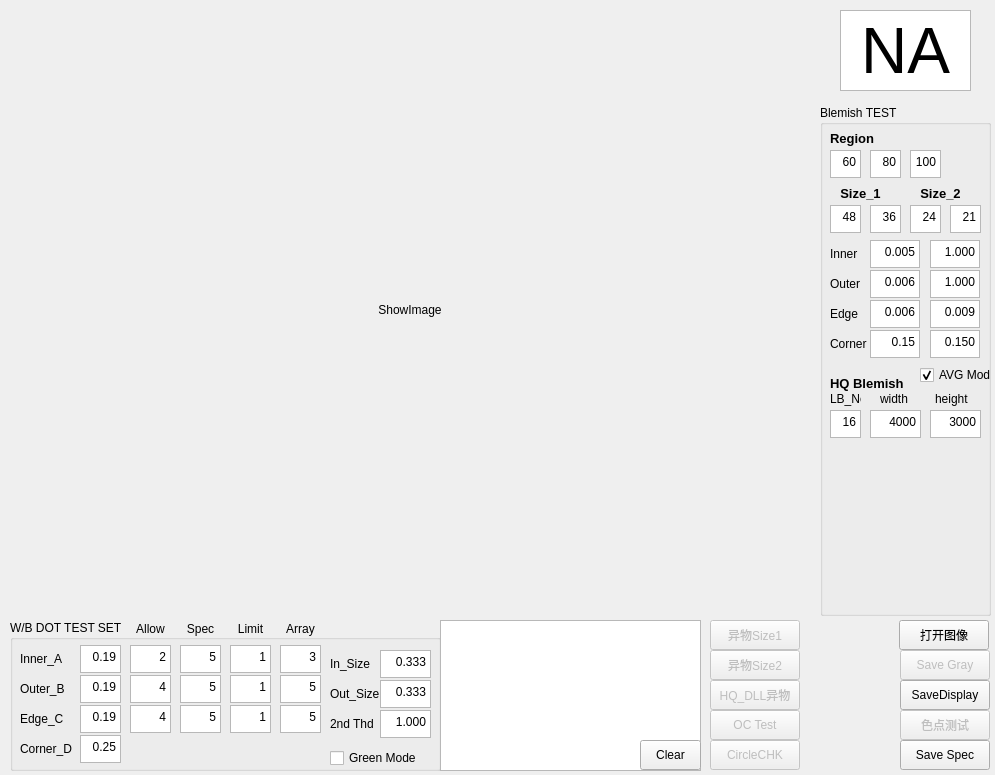
Before: the Qt Designer form BlemishV04/BlemishV04.ui in ybb0001/BlemishV04, drawn with Qt 5.
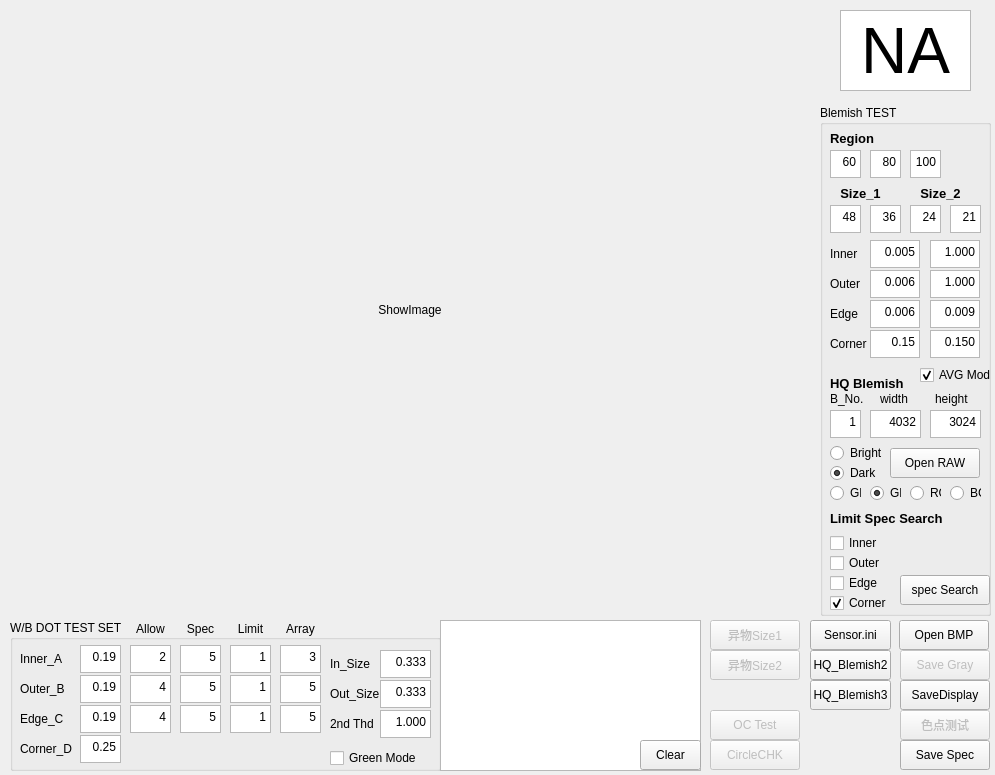
After: the same form once the commit is applied.

Commit message: HQ blemsih

The edit to the form file:
```diff
--- a/BlemishV04/BlemishV04.ui
+++ b/BlemishV04/BlemishV04.ui
@@ -2,6 +2,9 @@
 <ui version="4.0">
  <class>BlemishV04</class>
  <widget class="QWidget" name="BlemishV04">
+  <property name="enabled">
+   <bool>true</bool>
+  </property>
   <property name="geometry">
    <rect>
     <x>0</x>
@@ -26,7 +29,7 @@
     </rect>
    </property>
    <property name="text">
-    <string>打开图像</string>
+    <string>Open BMP</string>
    </property>
    <property name="checkable">
     <bool>false</bool>
@@ -992,7 +995,7 @@
 &lt;html&gt;&lt;head&gt;&lt;meta name=&quot;qrichtext&quot; content=&quot;1&quot; /&gt;&lt;style type=&quot;text/css&quot;&gt;
 p, li { white-space: pre-wrap; }
 &lt;/style&gt;&lt;/head&gt;&lt;body style=&quot; font-family:'SimSun'; font-size:9pt; font-weight:400; font-style:normal;&quot;&gt;
-&lt;p align=&quot;right&quot; style=&quot; margin-top:0px; margin-bottom:0px; margin-left:0px; margin-right:0px; -qt-block-indent:0; text-indent:0px;&quot;&gt;16&lt;/p&gt;&lt;/body&gt;&lt;/html&gt;</string>
+&lt;p align=&quot;right&quot; style=&quot; margin-top:0px; margin-bottom:0px; margin-left:0px; margin-right:0px; -qt-block-indent:0; text-indent:0px;&quot;&gt;1&lt;/p&gt;&lt;/body&gt;&lt;/html&gt;</string>
     </property>
    </widget>
    <widget class="QTextEdit" name="Size1_Height_3">
@@ -1043,7 +1046,7 @@
 &lt;html&gt;&lt;head&gt;&lt;meta name=&quot;qrichtext&quot; content=&quot;1&quot; /&gt;&lt;style type=&quot;text/css&quot;&gt;
 p, li { white-space: pre-wrap; }
 &lt;/style&gt;&lt;/head&gt;&lt;body style=&quot; font-family:'SimSun'; font-size:9pt; font-weight:400; font-style:normal;&quot;&gt;
-&lt;p align=&quot;right&quot; style=&quot; margin-top:0px; margin-bottom:0px; margin-left:0px; margin-right:0px; -qt-block-indent:0; text-indent:0px;&quot;&gt;4000&lt;/p&gt;&lt;/body&gt;&lt;/html&gt;</string>
+&lt;p align=&quot;right&quot; style=&quot; margin-top:0px; margin-bottom:0px; margin-left:0px; margin-right:0px; -qt-block-indent:0; text-indent:0px;&quot;&gt;4032&lt;/p&gt;&lt;/body&gt;&lt;/html&gt;</string>
     </property>
    </widget>
    <widget class="QTextEdit" name="Size1_Height_4">
@@ -1094,7 +1097,7 @@
 &lt;html&gt;&lt;head&gt;&lt;meta name=&quot;qrichtext&quot; content=&quot;1&quot; /&gt;&lt;style type=&quot;text/css&quot;&gt;
 p, li { white-space: pre-wrap; }
 &lt;/style&gt;&lt;/head&gt;&lt;body style=&quot; font-family:'SimSun'; font-size:9pt; font-weight:400; font-style:normal;&quot;&gt;
-&lt;p align=&quot;right&quot; style=&quot; margin-top:0px; margin-bottom:0px; margin-left:0px; margin-right:0px; -qt-block-indent:0; text-indent:0px;&quot;&gt;3000&lt;/p&gt;&lt;/body&gt;&lt;/html&gt;</string>
+&lt;p align=&quot;right&quot; style=&quot; margin-top:0px; margin-bottom:0px; margin-left:0px; margin-right:0px; -qt-block-indent:0; text-indent:0px;&quot;&gt;3024&lt;/p&gt;&lt;/body&gt;&lt;/html&gt;</string>
     </property>
    </widget>
    <widget class="QLabel" name="width_label">
@@ -1129,6 +1132,214 @@
      <bool>false</bool>
     </property>
    </widget>
+   <widget class="QRadioButton" name="Bright">
+    <property name="geometry">
+     <rect>
+      <x>10</x>
+      <y>340</y>
+      <width>61</width>
+      <height>16</height>
+     </rect>
+    </property>
+    <property name="text">
+     <string>Bright</string>
+    </property>
+    <attribute name="buttonGroup">
+     <string notr="true">buttonGroup</string>
+    </attribute>
+   </widget>
+   <widget class="QRadioButton" name="Dark">
+    <property name="geometry">
+     <rect>
+      <x>10</x>
+      <y>360</y>
+      <width>61</width>
+      <height>16</height>
+     </rect>
+    </property>
+    <property name="text">
+     <string>Dark</string>
+    </property>
+    <property name="checked">
+     <bool>true</bool>
+    </property>
+    <attribute name="buttonGroup">
+     <string notr="true">buttonGroup</string>
+    </attribute>
+   </widget>
+   <widget class="QRadioButton" name="GR">
+    <property name="geometry">
+     <rect>
+      <x>10</x>
+      <y>380</y>
+      <width>31</width>
+      <height>16</height>
+     </rect>
+    </property>
+    <property name="text">
+     <string>GR</string>
+    </property>
+    <property name="checked">
+     <bool>false</bool>
+    </property>
+    <attribute name="buttonGroup">
+     <string notr="true">buttonGroup_2</string>
+    </attribute>
+   </widget>
+   <widget class="QRadioButton" name="GB">
+    <property name="geometry">
+     <rect>
+      <x>50</x>
+      <y>380</y>
+      <width>31</width>
+      <height>16</height>
+     </rect>
+    </property>
+    <property name="text">
+     <string>GB</string>
+    </property>
+    <property name="checked">
+     <bool>true</bool>
+    </property>
+    <attribute name="buttonGroup">
+     <string notr="true">buttonGroup_2</string>
+    </attribute>
+   </widget>
+   <widget class="QRadioButton" name="RG">
+    <property name="geometry">
+     <rect>
+      <x>90</x>
+      <y>380</y>
+      <width>31</width>
+      <height>16</height>
+     </rect>
+    </property>
+    <property name="text">
+     <string>RG</string>
+    </property>
+    <attribute name="buttonGroup">
+     <string notr="true">buttonGroup_2</string>
+    </attribute>
+   </widget>
+   <widget class="QRadioButton" name="BG">
+    <property name="geometry">
+     <rect>
+      <x>130</x>
+      <y>380</y>
+      <width>31</width>
+      <height>16</height>
+     </rect>
+    </property>
+    <property name="text">
+     <string>BG</string>
+    </property>
+    <attribute name="buttonGroup">
+     <string notr="true">buttonGroup_2</string>
+    </attribute>
+   </widget>
+   <widget class="QPushButton" name="pushButton_open_raw">
+    <property name="geometry">
+     <rect>
+      <x>70</x>
+      <y>343</y>
+      <width>90</width>
+      <height>30</height>
+     </rect>
+    </property>
+    <property name="text">
+     <string>Open RAW</string>
+    </property>
+    <property name="checkable">
+     <bool>false</bool>
+    </property>
+   </widget>
+   <widget class="QLabel" name="label_18">
+    <property name="geometry">
+     <rect>
+      <x>10</x>
+      <y>400</y>
+      <width>151</width>
+      <height>28</height>
+     </rect>
+    </property>
+    <property name="text">
+     <string>&lt;html&gt;&lt;head/&gt;&lt;body&gt;&lt;p&gt;&lt;span style=&quot; font-size:10pt; font-weight:600;&quot;&gt;Limit Spec Search&lt;/span&gt;&lt;/p&gt;&lt;/body&gt;&lt;/html&gt;</string>
+    </property>
+    <property name="scaledContents">
+     <bool>false</bool>
+    </property>
+   </widget>
+   <widget class="QCheckBox" name="inner">
+    <property name="geometry">
+     <rect>
+      <x>10</x>
+      <y>430</y>
+      <width>51</width>
+      <height>16</height>
+     </rect>
+    </property>
+    <property name="text">
+     <string>Inner</string>
+    </property>
+   </widget>
+   <widget class="QCheckBox" name="outer">
+    <property name="geometry">
+     <rect>
+      <x>10</x>
+      <y>450</y>
+      <width>51</width>
+      <height>16</height>
+     </rect>
+    </property>
+    <property name="text">
+     <string>Outer</string>
+    </property>
+   </widget>
+   <widget class="QCheckBox" name="edge">
+    <property name="geometry">
+     <rect>
+      <x>10</x>
+      <y>470</y>
+      <width>51</width>
+      <height>16</height>
+     </rect>
+    </property>
+    <property name="text">
+     <string>Edge</string>
+    </property>
+   </widget>
+   <widget class="QCheckBox" name="corner">
+    <property name="geometry">
+     <rect>
+      <x>10</x>
+      <y>490</y>
+      <width>61</width>
+      <height>16</height>
+     </rect>
+    </property>
+    <property name="text">
+     <string>Corner</string>
+    </property>
+    <property name="checked">
+     <bool>true</bool>
+    </property>
+   </widget>
+   <widget class="QPushButton" name="pushButton_spec_search">
+    <property name="geometry">
+     <rect>
+      <x>80</x>
+      <y>470</y>
+      <width>90</width>
+      <height>30</height>
+     </rect>
+    </property>
+    <property name="text">
+     <string>spec Search</string>
+    </property>
+    <property name="checkable">
+     <bool>false</bool>
+    </property>
+   </widget>
   </widget>
   <widget class="QLabel" name="label_17">
    <property name="geometry">
@@ -1269,22 +1480,6 @@
     <string>异物Size2</string>
    </property>
   </widget>
-  <widget class="QPushButton" name="pushButton_HQ_Blemish">
-   <property name="enabled">
-    <bool>false</bool>
-   </property>
-   <property name="geometry">
-    <rect>
-     <x>710</x>
-     <y>680</y>
-     <width>90</width>
-     <height>30</height>
-    </rect>
-   </property>
-   <property name="text">
-    <string>HQ_DLL异物</string>
-   </property>
-  </widget>
   <widget class="QTextBrowser" name="log">
    <property name="geometry">
     <rect>
@@ -1386,17 +1581,74 @@
     <rect>
      <x>830</x>
      <y>385</y>
-     <width>31</width>
+     <width>41</width>
      <height>28</height>
     </rect>
    </property>
    <property name="text">
-    <string>LB_No</string>
+    <string>B_No.</string>
    </property>
    <property name="scaledContents">
     <bool>false</bool>
    </property>
   </widget>
+  <widget class="QPushButton" name="pushButton_HQ_Blemish_2">
+   <property name="enabled">
+    <bool>true</bool>
+   </property>
+   <property name="geometry">
+    <rect>
+     <x>810</x>
+     <y>650</y>
+     <width>81</width>
+     <height>30</height>
+    </rect>
+   </property>
+   <property name="text">
+    <string>HQ_Blemish2</string>
+   </property>
+   <property name="checkable">
+    <bool>false</bool>
+   </property>
+  </widget>
+  <widget class="QPushButton" name="pushButton_HQ_Blemish_3">
+   <property name="enabled">
+    <bool>true</bool>
+   </property>
+   <property name="geometry">
+    <rect>
+     <x>810</x>
+     <y>680</y>
+     <width>81</width>
+     <height>30</height>
+    </rect>
+   </property>
+   <property name="text">
+    <string>HQ_Blemish3</string>
+   </property>
+   <property name="checkable">
+    <bool>false</bool>
+   </property>
+  </widget>
+  <widget class="QPushButton" name="pushButton_sensor">
+   <property name="enabled">
+    <bool>true</bool>
+   </property>
+   <property name="geometry">
+    <rect>
+     <x>810</x>
+     <y>620</y>
+     <width>81</width>
+     <height>30</height>
+    </rect>
+   </property>
+   <property name="text">
+    <string>Sensor.ini</string>
+   </property>
+   <property name="checkable">
+    <bool>false</bool>
+   </property>
+  </widget>
   <zorder>groupBox</zorder>
   <zorder>groupBox_2</zorder>
   <zorder>pushButton_open_image</zorder>
```
Left out of the diff: 10 changed lines with no effect on the pictures. The commit also changes 2 other files.
